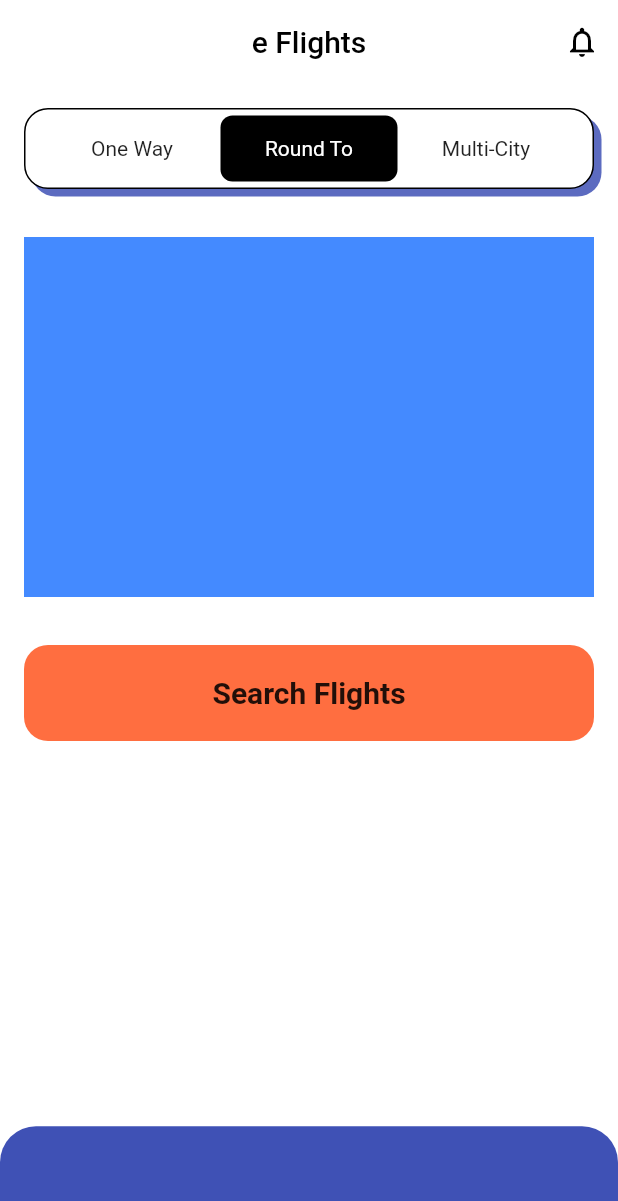
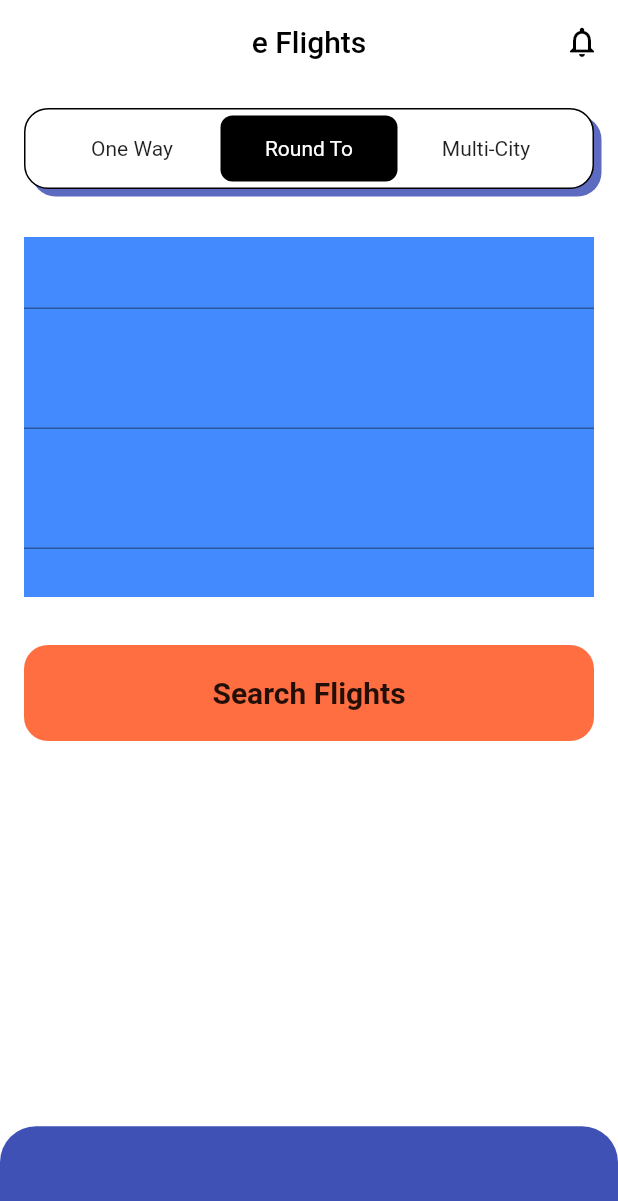
Before and after one commit to JAICHANGPARK/flutter_notebook_17th_story, a Flutter app: the screen it shows after launch, on a phone screen of 412 x 824 dp. Shown: the top 1201 px of the screen. Run offline on Flutter 3.47's test engine with Material 2 defaults, Android fonts, the phone set to English and light mode, and no system bars; our stand-ins replace badges, cached_network_image, fl_chart, flutter_riverpod, freezed_annotation, ionicons and 1 more.

Commit message:
Update flight_home_page.dart

```diff
--- a/lib/ep1040_flight_booking_app/src/flight_home_page.dart
+++ b/lib/ep1040_flight_booking_app/src/flight_home_page.dart
@@ -90,6 +90,22 @@ class _FlightHomePageState extends State<FlightHomePage> {
                     child: Container(
                       height: 240,
                       color: Colors.blueAccent,
+                      child: Stack(
+                        children: [
+                          Positioned(
+                            left: 0,
+                              top: 0,
+                              right: 0,
+                              bottom: 0,
+                              child: Column(
+                            children: [
+                              Expanded(child: TextField()),
+                              Expanded(child: TextField()),
+                              Expanded(child: TextField()),
+                            ],
+                          ))
+                        ],
+                      ),
                     ),
                   ),
                   Padding(
```
